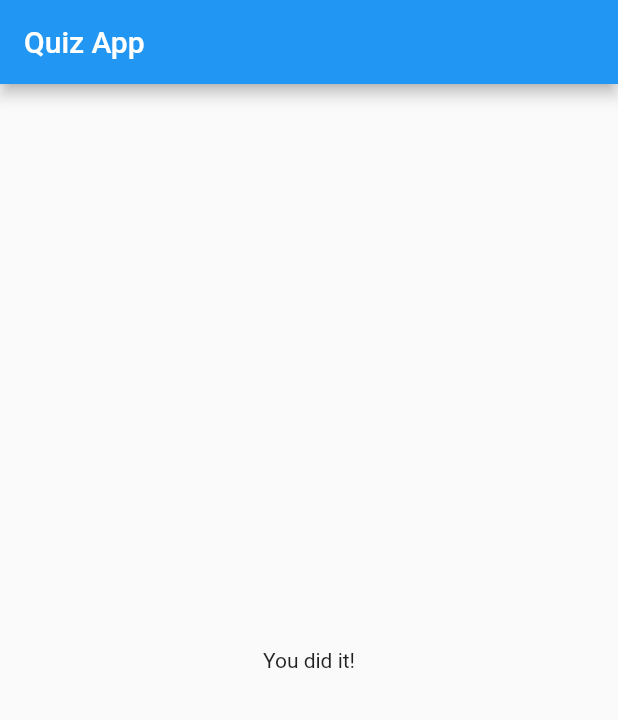
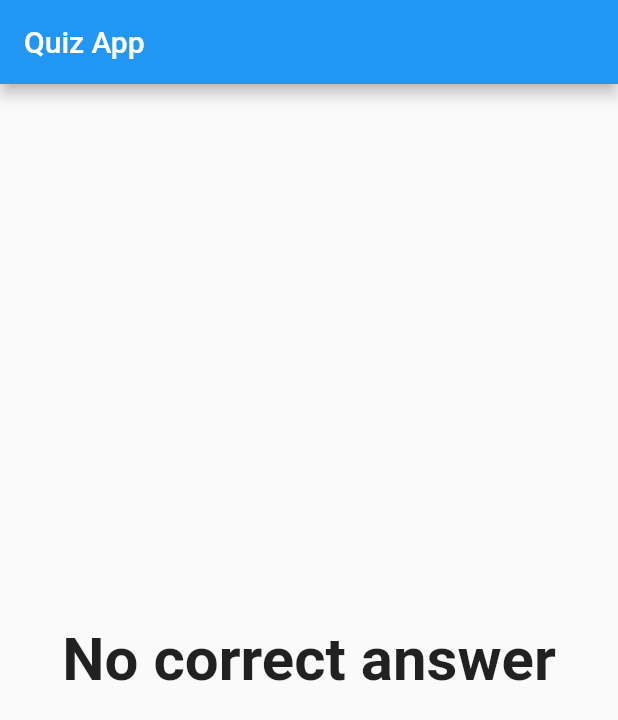
Before and after one commit to yoga-au/learn-flutter-part-1, a Flutter app: the screen it shows after launch, after a tap on "Yellow", after a tap on "Dragon", after a tap on "Zelda", on a phone screen of 412 x 824 dp. Shown: the top 720 px of the screen. Run offline on Flutter 3.47's test engine with Material 2 defaults, Android fonts, the phone set to English and light mode, and no system bars.

Commit message:
outputting result using getter

```diff
--- a/lib/main.dart
+++ b/lib/main.dart
@@ -73,7 +73,7 @@ class _AppState extends State<App> {
                   questionList: _questions,
                   questionIndex: _questionIndex,
                   answerHandler: _answerQuestion)
-              : Result()),
+              : Result(_score)),
     );
   }
 }
--- a/lib/result.dart
+++ b/lib/result.dart
@@ -1,10 +1,32 @@
 import 'package:flutter/material.dart';
 
 class Result extends StatelessWidget {
+  final int score;
+
+  Result(this.score);
+
+  String get resultText {
+    String output;
+
+    if (score < 3 && score > 0) {
+      output = 'Try to learn more';
+    } else if (score == 0) {
+      output = 'No correct answer';
+    } else {
+      output = 'You did it';
+    }
+
+    return output;
+  }
+
   @override
   Widget build(BuildContext context) {
     return Center(
-      child: Text('You did it!'),
+      child: Text(
+        resultText,
+        style: TextStyle(fontSize: 40, fontWeight: FontWeight.bold),
+        textAlign: TextAlign.center,
+      ),
     );
   }
 }
```
Also changed, not shown: 1 other file.
